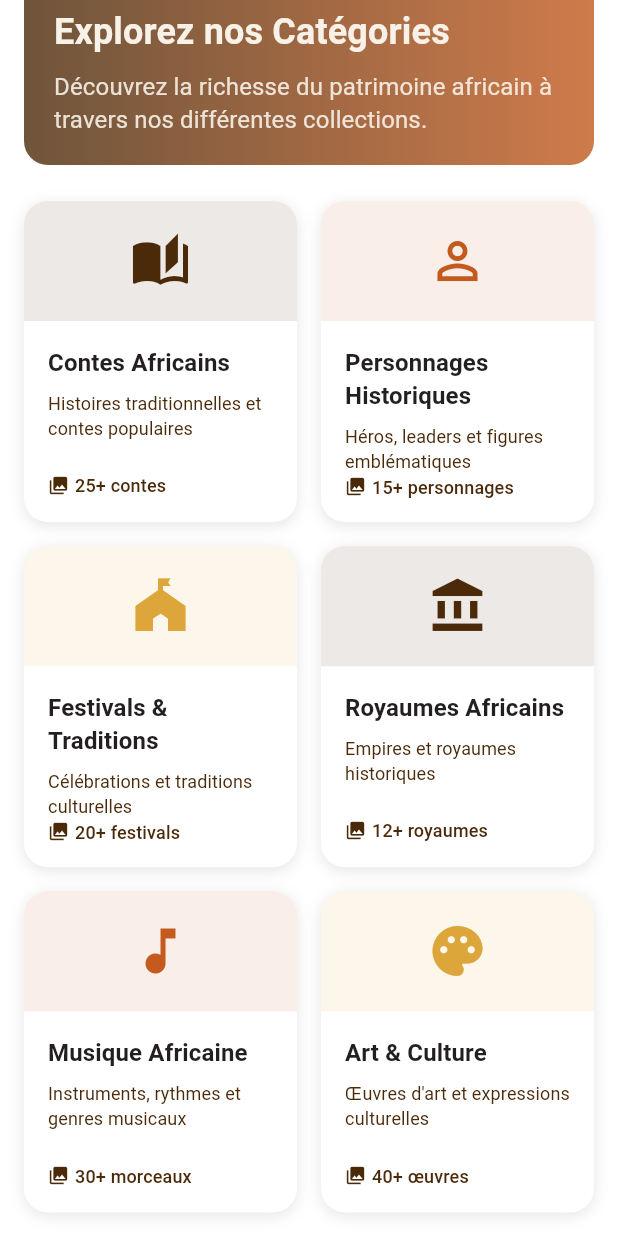
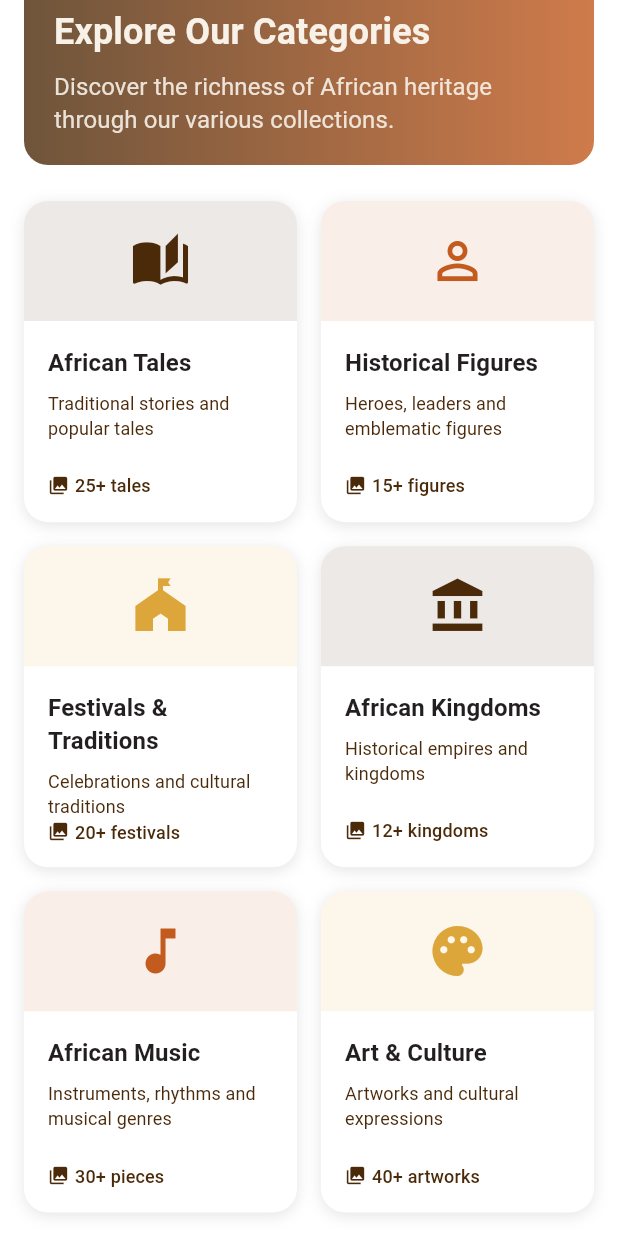
Before and after one commit to HordRicJr/Idile, a Flutter app: the CategoriesOverviewPage widget shown alone on an empty page, opened directly, scrolled down 76 dp, on a phone screen of 412 x 824 dp. Run offline on Flutter 3.47's test engine with Material 3 defaults, Android fonts, the phone set to English and light mode, and no system bars; our stand-ins replace dartz, equatable, get_it.

Commit message:
fix: language

```diff
--- a/lib/domain/repositories/historical_figure_repository.dart
+++ b/lib/domain/repositories/historical_figure_repository.dart
@@ -2,7 +2,7 @@ import 'package:dartz/dartz.dart';
 import '../../core/error/failures.dart';
 import '../entities/historical_figure.dart';
 
-/// Interface du repository pour les personnages historiques
+/// Repository interface for historical figures
 abstract class HistoricalFigureRepository {
   Future<Either<Failure, List<HistoricalFigure>>> getHistoricalFigures();
   Future<Either<Failure, List<HistoricalFigure>>> searchHistoricalFigures(String query);
--- a/lib/domain/usecases/get_historical_figures.dart
+++ b/lib/domain/usecases/get_historical_figures.dart
@@ -3,7 +3,7 @@ import '../../core/error/failures.dart';
 import '../entities/historical_figure.dart';
 import '../repositories/historical_figure_repository.dart';
 
-/// Use case pour récupérer tous les personnages historiques
+/// Use case to retrieve all historical figures
 class GetHistoricalFigures {
   final HistoricalFigureRepository repository;
 
--- a/lib/domain/usecases/search_historical_figures.dart
+++ b/lib/domain/usecases/search_historical_figures.dart
@@ -3,7 +3,7 @@ import '../entities/historical_figure.dart';
 import '../repositories/historical_figure_repository.dart';
 import '../../core/error/failures.dart';
 
-/// Use case pour rechercher des personnages historiques
+/// Use case to search historical figures
 class SearchHistoricalFigures {
   final HistoricalFigureRepository repository;
 
--- a/lib/presentation/pages/categories_overview_page.dart
+++ b/lib/presentation/pages/categories_overview_page.dart
@@ -47,7 +47,7 @@ class CategoriesOverviewPage extends StatelessWidget {
           ),
           const SizedBox(height: 12),
           Text(
-            'Explorez nos Catégories',
+            'Explore Our Categories',
             style: TextStyle(
               color: AppColors.textOnPrimary,
               fontSize: 24,
@@ -56,7 +56,7 @@ class CategoriesOverviewPage extends StatelessWidget {
           ),
           const SizedBox(height: 8),
           Text(
-            'Découvrez la richesse du patrimoine africain à travers nos différentes collections.',
+            'Discover the richness of African heritage through our various collections.',
             style: TextStyle(
               color: AppColors.textOnPrimary.withOpacity(0.9),
               fontSize: 16,
@@ -71,51 +71,51 @@ class CategoriesOverviewPage extends StatelessWidget {
     final categories = [
       CategoryData(
         id: 'tales',
-        title: 'Contes Africains',
-        description: 'Histoires traditionnelles et contes populaires',
+        title: 'African Tales',
+        description: 'Traditional stories and popular tales',
         icon: Icons.auto_stories,
         color: AppColors.primary,
-        itemCount: '25+ contes',
+        itemCount: '25+ tales',
       ),
       CategoryData(
         id: 'historical-figures',
-        title: 'Personnages Historiques',
-        description: 'Héros, leaders et figures emblématiques',
+        title: 'Historical Figures',
+        description: 'Heroes, leaders and emblematic figures',
         icon: Icons.person_outline,
         color: AppColors.secondary,
-        itemCount: '15+ personnages',
+        itemCount: '15+ figures',
       ),
       CategoryData(
         id: 'festivals',
         title: 'Festivals & Traditions',
-        description: 'Célébrations et traditions culturelles',
+        description: 'Celebrations and cultural traditions',
         icon: Icons.festival,
         color: AppColors.accent,
         itemCount: '20+ festivals',
       ),
       CategoryData(
         id: 'kingdoms',
-        title: 'Royaumes Africains',
-        description: 'Empires et royaumes historiques',
+        title: 'African Kingdoms',
+        description: 'Historical empires and kingdoms',
         icon: Icons.account_balance,
         color: AppColors.primary,
-        itemCount: '12+ royaumes',
+        itemCount: '12+ kingdoms',
       ),
       CategoryData(
         id: 'music',
-        title: 'Musique Africaine',
-        description: 'Instruments, rythmes et genres musicaux',
+        title: 'African Music',
+        description: 'Instruments, rhythms and musical genres',
         icon: Icons.music_note,
         color: AppColors.secondary,
-        itemCount: '30+ morceaux',
+        itemCount: '30+ pieces',
       ),
       CategoryData(
         id: 'art',
         title: 'Art & Culture',
-        description: 'Œuvres d\'art et expressions culturelles',
+        description: 'Artworks and cultural expressions',
         icon: Icons.palette,
         color: AppColors.accent,
-        itemCount: '40+ œuvres',
+        itemCount: '40+ artworks',
       ),
     ];
 
--- a/lib/presentation/widgets/custom_drawer.dart
+++ b/lib/presentation/widgets/custom_drawer.dart
@@ -50,13 +50,13 @@ class CustomDrawer extends StatelessWidget {
                   items: [
                     _DrawerMenuItem(
                       icon: Icons.auto_stories,
-                      title: 'Contes Africains',
+                      title: 'African Tales',
                       subtitle: 'Histoires traditionnelles',
                       onTap: () => _navigateToCategory(context, 'tales'),
                     ),
                     _DrawerMenuItem(
                       icon: Icons.person_outline,
-                      title: 'Personnages Historiques',
+                      title: 'Historical Figures',
                       subtitle: 'Héros et leaders',
                       onTap: () => _navigateToCategory(context, 'historical-figures'),
                     ),
@@ -68,25 +68,25 @@ class CustomDrawer extends StatelessWidget {
                     ),
                     _DrawerMenuItem(
                       icon: Icons.account_balance,
-                      title: 'Royaumes Africains',
-                      subtitle: 'Empires historiques',
+                      title: 'African Kingdoms',
+                      subtitle: 'Historical empires',
                       onTap: () => _navigateToCategory(context, 'kingdoms'),
                     ),
                     _DrawerMenuItem(
                       icon: Icons.music_note,
-                      title: 'Musique Africaine',
+                      title: 'African Music',
                       subtitle: 'Sons et rythmes',
                       onTap: () => _navigateToCategory(context, 'music'),
                     ),
                     _DrawerMenuItem(
                       icon: Icons.palette,
                       title: 'Art & Culture',
-                      subtitle: 'Créations artistiques',
+                      subtitle: 'Artistic creations',
                       onTap: () => _navigateToCategory(context, 'art'),
                     ),
                     _DrawerMenuItem(
                       icon: Icons.format_quote,
-                      title: 'Citations Africaines',
+                      title: 'African Quotes',
                       subtitle: 'Sagesse ancestrale',
                       onTap: () => _navigateToCategory(context, 'quotes'),
                     ),
@@ -98,13 +98,13 @@ class CustomDrawer extends StatelessWidget {
                     ),
                     _DrawerMenuItem(
                       icon: Icons.location_city,
-                      title: 'Sites Historiques',
+                      title: 'Historical Sites',
                       subtitle: 'African Heritage',
                       onTap: () => _navigateToCategory(context, 'sites'),
                     ),
                     _DrawerMenuItem(
                       icon: Icons.museum,
-                      title: 'Musées',
+                      title: 'Museums',
                       subtitle: 'Collections culturelles',
                       onTap: () => _navigateToCategory(context, 'museums'),
                     ),
--- a/lib/presentation/widgets/youtube_player.dart
+++ b/lib/presentation/widgets/youtube_player.dart
@@ -193,7 +193,7 @@ class _YouTubeVideoPlayerState extends State<YouTubeVideoPlayer> {
             crossAxisAlignment: CrossAxisAlignment.start,
             children: [
               Text(
-                'Titre: ${widget.mediaContent.title}',
+                'Title: ${widget.mediaContent.title}',
                 style: TextStyle(
                   color: AppColors.textPrimary,
                   fontWeight: FontWeight.w600,
```
